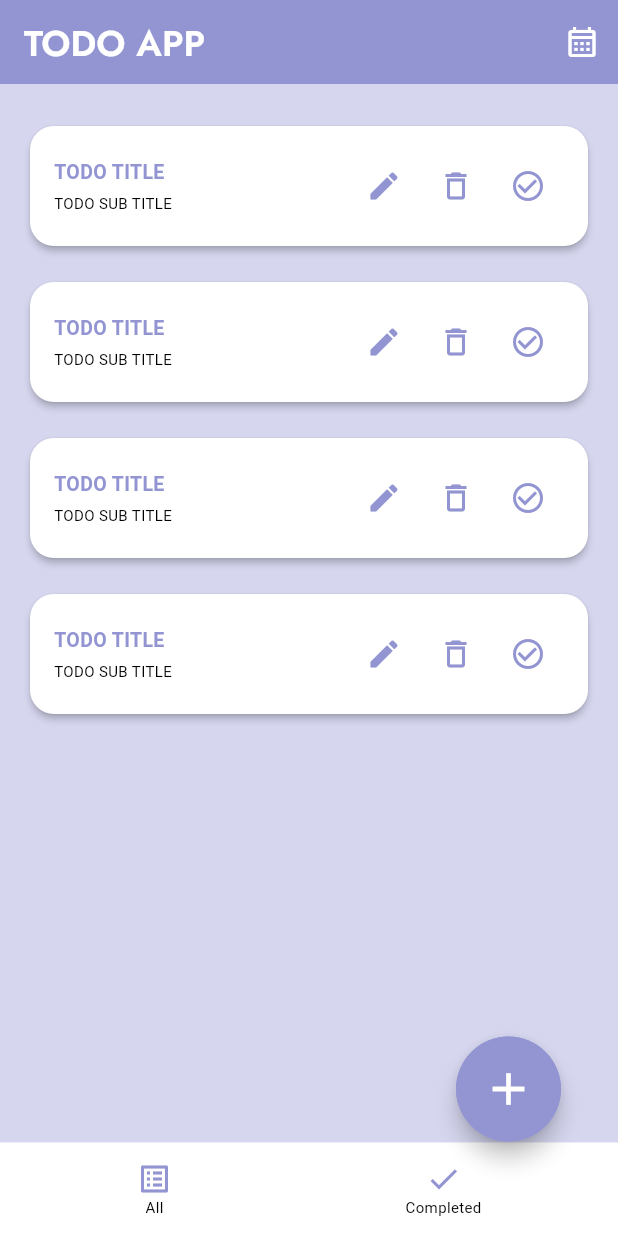
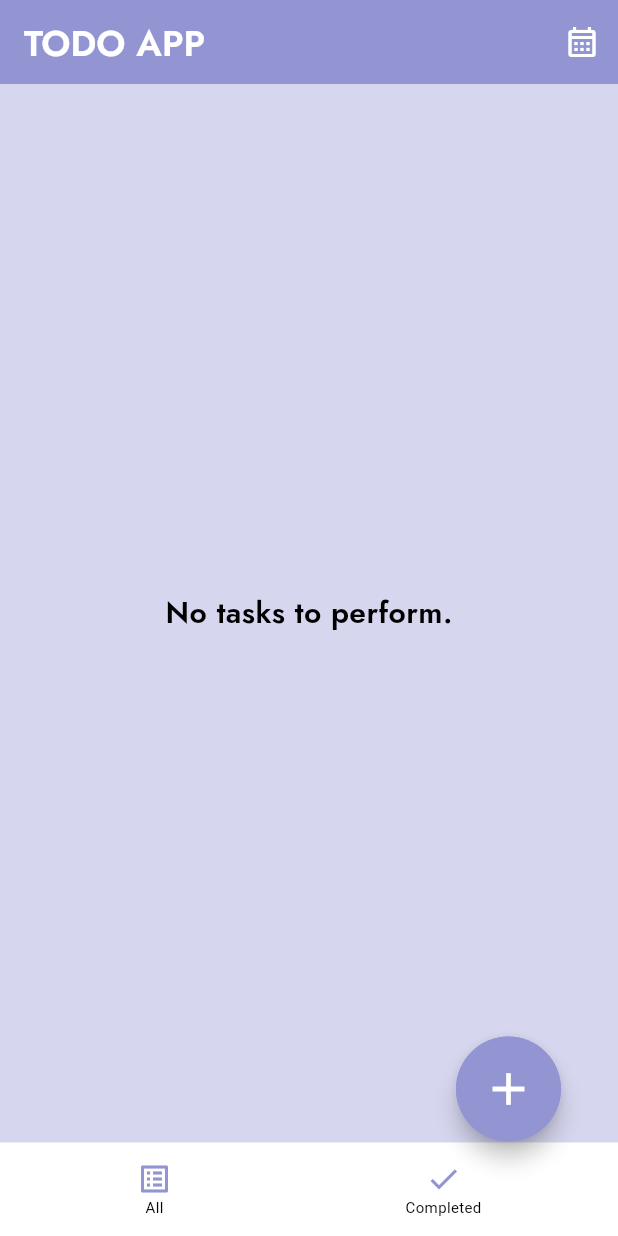
Before and after one commit to mazdon9/Todo-with-Resful-API-Provider-Hive, a Flutter app: the screen it shows after launch, on a phone screen of 412 x 824 dp. Run offline on Flutter 3.47's test engine with Material 3 defaults, Android fonts, the phone set to English and light mode, and no system bars; Roboto replaces fonts that are missing (Jost-Regular, Jost-Semibold).

Commit message:
feature/edit_todo_screen

```diff
--- a/lib/components/app_text_style.dart
+++ b/lib/components/app_text_style.dart
@@ -30,24 +30,29 @@ class AppTextStyle {
   );
 
   static const TextStyle textFontSM26W600 = TextStyle(
-    fontFamily: 'Jost-Semibold',
+    fontFamily: 'Jost',
     fontWeight: FontWeight.w600,
     fontSize: 26,
     color: AppColorsPath.white,
   );
   static const TextStyle textFontSM20W600 = TextStyle(
-    fontFamily: 'Jost-Semibold',
+    fontFamily: 'Jost',
     fontWeight: FontWeight.w600,
     fontSize: 20,
     color: AppColorsPath.white,
   );
 
   static const TextStyle textFontSM13W600 = TextStyle(
-    fontFamily: 'Jost-Semibold',
+    fontFamily: 'Jost',
     fontWeight: FontWeight.w600,
     fontSize: 13,
     color: AppColorsPath.lavender,
   );
 
-  static var textFontM17W500;
+  static const TextStyle textFontM17W500 = TextStyle(
+    fontFamily: 'Jost',
+    fontWeight: FontWeight.w500,
+    fontSize: 17,
+    color: AppColorsPath.black,
+  );
 }
--- /dev/null
+++ b/lib/components/todo_list_view.dart
@@ -0,0 +1,48 @@
+import 'package:flutter/material.dart';
+import 'package:todo_with_resfulapi/components/app_text.dart';
+import 'package:todo_with_resfulapi/components/app_text_style.dart';
+import 'package:todo_with_resfulapi/constants/app_color_path.dart';
+import 'package:todo_with_resfulapi/models/todo_model.dart';
+import 'package:todo_with_resfulapi/widget/todo_box_widget_main_screen_documentation.dart';
+
+class TodoListView extends StatelessWidget {
+  final List<TodoModel> todos;
+  final EdgeInsetsGeometry? padding;
+  final Function(TodoModel todo)? onTodoStatusChanged;
+
+  const TodoListView({
+    super.key,
+    required this.todos,
+    this.padding = const EdgeInsets.symmetric(vertical: 24, horizontal: 16),
+    this.onTodoStatusChanged,
+  });
+
+  @override
+  Widget build(BuildContext context) {
+    if (todos.isEmpty) {
+      return Center(
+        child: AppText(
+          title: 'No tasks to perform.',
+          style: AppTextStyle.textFontSM20W600.copyWith(
+            color: AppColorsPath.black,
+          ),
+        ),
+      );
+    }
+
+    return ListView.separated(
+      padding: padding,
+      itemCount: todos.length,
+      separatorBuilder: (_, __) => const SizedBox(height: 16),
+      itemBuilder: (context, index) {
+        final todo = todos[index];
+        return TodoBox(
+          todo: todo,
+          onStatusChanged: () {
+            onTodoStatusChanged?.call(todo);
+          },
+        );
+      },
+    );
+  }
+}
--- a/lib/constants/app_color_path.dart
+++ b/lib/constants/app_color_path.dart
@@ -6,4 +6,6 @@ class AppColorsPath {
   static const Color white = Color(0xFFFFFFFF);
   static const Color black = Color(0xFF000000);
   static const Color brownlight = Color(0xFF8B8787);
+
+  static const Color grey = Color(0xFF757575);
 }
--- /dev/null
+++ b/lib/models/todo_model.dart
@@ -0,0 +1,11 @@
+class TodoModel {
+  String title;
+  String detail;
+  bool isCompleted;
+
+  TodoModel({
+    required this.title,
+    required this.detail,
+    this.isCompleted = false,
+  });
+}
--- a/lib/routes/app_routes.dart
+++ b/lib/routes/app_routes.dart
@@ -1,4 +1,4 @@
-import 'package:todo_with_resfulapi/screen/home_screen_documentation.dart';
+import 'package:todo_with_resfulapi/screen/home_screen.dart';
 import 'package:todo_with_resfulapi/screen/add_todo_screen.dart';
 import 'package:todo_with_resfulapi/screen/edit_todo_screen.dart';
 import 'package:todo_with_resfulapi/screen/completed_task_screen.dart';
--- a/lib/screen/home_screen_documentation.dart
+++ b/lib/screen/home_screen.dart
@@ -1,14 +1,37 @@
 import 'package:flutter/material.dart';
+import 'package:todo_with_resfulapi/components/todo_list_view.dart';
+import 'package:todo_with_resfulapi/models/todo_model.dart';
 import 'package:todo_with_resfulapi/routes/app_routes.dart';
-import 'package:todo_with_resfulapi/widget/todo_box_widget_main_screen_documentation.dart';
 
 import '../components/app_text.dart';
 import '../components/app_text_style.dart';
 import '../constants/app_color_path.dart';
 import '../constants/app_data.dart';
 
-class MainScreenDocumentation extends StatelessWidget {
+class MainScreenDocumentation extends StatefulWidget {
   const MainScreenDocumentation({super.key});
+
+  @override
+  State<MainScreenDocumentation> createState() =>
+      _MainScreenDocumentationState();
+}
+
+class _MainScreenDocumentationState extends State<MainScreenDocumentation> {
+  final List<TodoModel> _todos = [];
+
+  void _onTodoStatusChanged(TodoModel todo) {
+    setState(() {
+      todo.isCompleted = !todo.isCompleted;
+    });
+  }
+
+  void _addNewTodo(TodoModel? todo) {
+    if (todo != null) {
+      setState(() {
+        _todos.add(todo);
+      });
+    }
+  }
 
   @override
   Widget build(BuildContext context) {
@@ -35,15 +58,12 @@ class MainScreenDocumentation extends StatelessWidget {
         children: [
           Expanded(
             child: Container(
-              decoration: BoxDecoration(color: AppColorsPath.lavenderLight),
-              child: ListView.separated(
-                padding: const EdgeInsets.symmetric(
-                  vertical: 24,
-                  horizontal: 16,
-                ),
-                itemCount: 4,
-                separatorBuilder: (_, __) => const SizedBox(height: 16),
-                itemBuilder: (context, index) => TodoBox(),
+              decoration: const BoxDecoration(
+                color: AppColorsPath.lavenderLight,
+              ),
+              child: TodoListView(
+                todos: _todos,
+                onTodoStatusChanged: _onTodoStatusChanged,
               ),
             ),
           ),
@@ -63,8 +83,12 @@ class MainScreenDocumentation extends StatelessWidget {
             child: FloatingActionButton(
               backgroundColor: AppColorsPath.lavender,
               elevation: 0,
-              onPressed: () {
-                Navigator.pushNamed(context, AppRoutes.addTodoScreeRouter);
+              onPressed: () async {
+                final result = await Navigator.pushNamed(
+                  context,
+                  AppRoutes.addTodoScreeRouter,
+                );
+                _addNewTodo(result as TodoModel?);
               },
               shape: const CircleBorder(),
               child: Icon(Icons.add, color: AppColorsPath.white, size: 36),
```
Also changed, not shown: lib/components/todo_box_widget.dart (added, +74 -0 lines), lib/widget/todo_box_widget_main_screen.dart (added, +56 -0 lines), lib/widget/todo_box_widget_main_screen_documentation.dart (+36 -13 lines), lib/widget/bottom_nav_bar_widget.dart (added).
